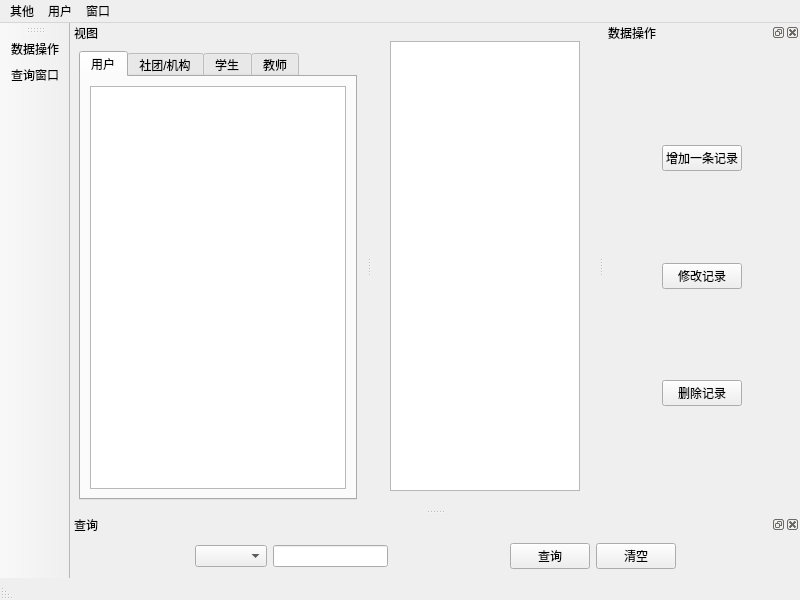
This is rootmainwindow.ui in LUYONGDING/SMS as Qt 5 draws it before an edit. The edited form follows.
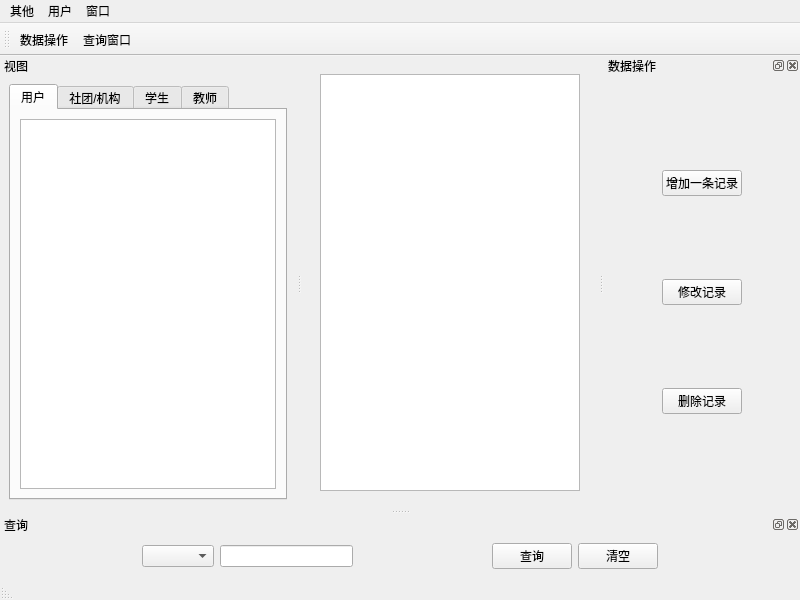
This is the edited form. Icons and pictures are not drawn.

Diff of the .ui file:
```diff
--- a/rootmainwindow.ui
+++ b/rootmainwindow.ui
@@ -281,8 +281,14 @@
    <property name="windowTitle">
     <string>工具栏</string>
    </property>
+   <property name="iconSize">
+    <size>
+     <width>20</width>
+     <height>20</height>
+    </size>
+   </property>
    <attribute name="toolBarArea">
-    <enum>LeftToolBarArea</enum>
+    <enum>TopToolBarArea</enum>
    </attribute>
    <attribute name="toolBarBreak">
     <bool>false</bool>
```
Left out of the diff: 48 changed lines with no effect on the pictures.
